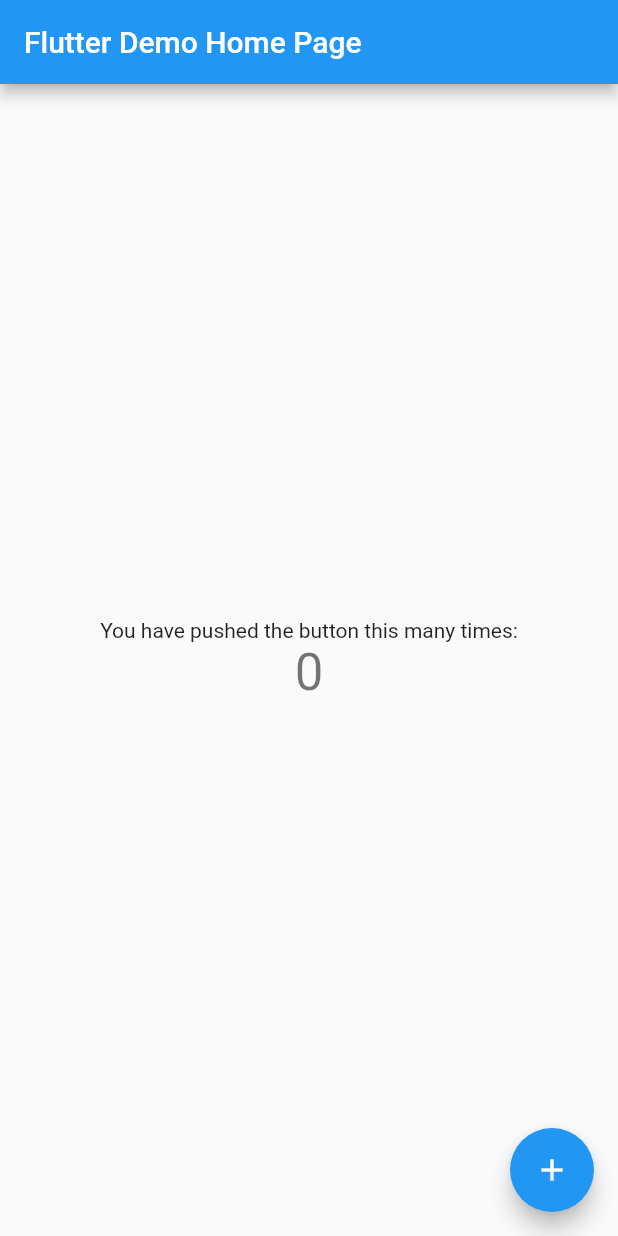
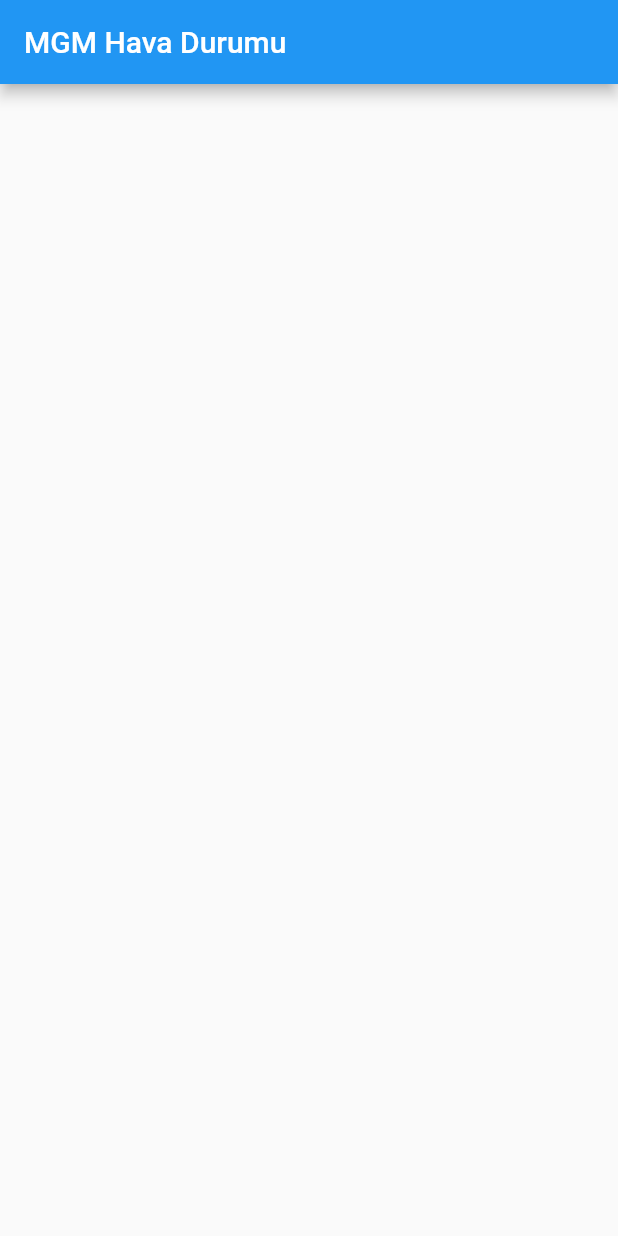
Before and after one commit to beynelmilel/mgm_hava_durumu, a Flutter app: the screen it shows after launch, on a phone screen of 412 x 824 dp. Run offline on Flutter 3.47's test engine with Material 2 defaults, Android fonts, the phone set to English and light mode, and no system bars.

Commit message:
remove unnecessary comments, widgets...

```diff
--- a/lib/main.dart
+++ b/lib/main.dart
@@ -7,21 +7,11 @@ void main() {
 class MyApp extends StatelessWidget {
   const MyApp({Key? key}) : super(key: key);
 
-  // This widget is the root of your application.
   @override
   Widget build(BuildContext context) {
     return MaterialApp(
       title: 'Flutter Demo',
       theme: ThemeData(
-        // This is the theme of your application.
-        //
-        // Try running your application with "flutter run". You'll see the
-        // application has a blue toolbar. Then, without quitting the app, try
-        // changing the primarySwatch below to Colors.green and then invoke
-        // "hot reload" (press "r" in the console where you ran "flutter run",
-        // or simply save your changes to "hot reload" in a Flutter IDE).
-        // Notice that the counter didn't reset back to zero; the application
-        // is not restarted.
         primarySwatch: Colors.blue,
       ),
       home: const MyHomePage(title: 'Flutter Demo Home Page'),
@@ -30,86 +20,26 @@ class MyApp extends StatelessWidget {
 }
 
 class MyHomePage extends StatefulWidget {
-  const MyHomePage({Key? key, required this.title}) : super(key: key);
-
-  // This widget is the home page of your application. It is stateful, meaning
-  // that it has a State object (defined below) that contains fields that affect
-  // how it looks.
-
-  // This class is the configuration for the state. It holds the values (in this
-  // case the title) provided by the parent (in this case the App widget) and
-  // used by the build method of the State. Fields in a Widget subclass are
-  // always marked "final".
-
-  final String title;
+  const MyHomePage({Key? key}) : super(key: key);
 
   @override
   State<MyHomePage> createState() => _MyHomePageState();
 }
 
 class _MyHomePageState extends State<MyHomePage> {
-  int _counter = 0;
-
-  void _incrementCounter() {
-    setState(() {
-      // This call to setState tells the Flutter framework that something has
-      // changed in this State, which causes it to rerun the build method below
-      // so that the display can reflect the updated values. If we changed
-      // _counter without calling setState(), then the build method would not be
-      // called again, and so nothing would appear to happen.
-      _counter++;
-    });
-  }
-
   @override
   Widget build(BuildContext context) {
-    // This method is rerun every time setState is called, for instance as done
-    // by the _incrementCounter method above.
-    //
-    // The Flutter framework has been optimized to make rerunning build methods
-    // fast, so that you can just rebuild anything that needs updating rather
-    // than having to individually change instances of widgets.
     return Scaffold(
       appBar: AppBar(
-        // Here we take the value from the MyHomePage object that was created by
-        // the App.build method, and use it to set our appbar title.
-        title: Text(widget.title),
+        title: Text("MGM Hava Durumu"),
       ),
       body: Center(
-        // Center is a layout widget. It takes a single child and positions it
-        // in the middle of the parent.
         child: Column(
-          // Column is also a layout widget. It takes a list of children and
-          // arranges them vertically. By default, it sizes itself to fit its
-          // children horizontally, and tries to be as tall as its parent.
-          //
-          // Invoke "debug painting" (press "p" in the console, choose the
-          // "Toggle Debug Paint" action from the Flutter Inspector in Android
-          // Studio, or the "Toggle Debug Paint" command in Visual Studio Code)
-          // to see the wireframe for each widget.
-          //
-          // Column has various properties to control how it sizes itself and
-          // how it positions its children. Here we use mainAxisAlignment to
-          // center the children vertically; the main axis here is the vertical
-          // axis because Columns are vertical (the cross axis would be
-          // horizontal).
           mainAxisAlignment: MainAxisAlignment.center,
           children: <Widget>[
-            const Text(
-              'You have pushed the button this many times:',
-            ),
-            Text(
-              '$_counter',
-              style: Theme.of(context).textTheme.headline4,
-            ),
           ],
         ),
       ),
-      floatingActionButton: FloatingActionButton(
-        onPressed: _incrementCounter,
-        tooltip: 'Increment',
-        child: const Icon(Icons.add),
-      ), // This trailing comma makes auto-formatting nicer for build methods.
     );
   }
 }
```
